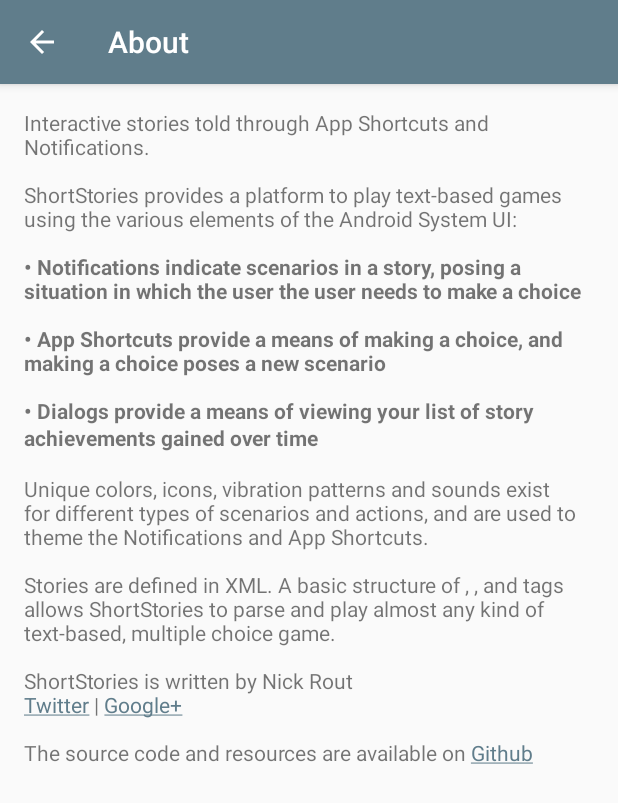
After one commit to ricknout/shortstories, an Android app: the AboutActivity screen opened directly, with no data from a screen before it, on a phone screen of 412 x 824 dp. The commit adds this screen. Shown: the top 803 px of the screen. Run offline under Robolectric (Android 15) with nearby library versions, the phone set to English and light mode, and no system bars; our stand-ins replace data binding.

Commit message:
Add about activity

```diff
--- a/app/src/main/AndroidManifest.xml
+++ b/app/src/main/AndroidManifest.xml
@@ -49,6 +49,10 @@
             android:theme="@android:style/Theme.NoDisplay"
             android:excludeFromRecents="true" />
 
+        <activity
+            android:name=".ui.AboutActivity"
+            android:label="@string/title_about" />
+
     </application>
 
 </manifest>
--- /dev/null
+++ b/app/src/main/java/com/nickrout/shortstories/ui/AboutActivity.java
@@ -0,0 +1,45 @@
+package com.nickrout.shortstories.ui;
+
+import android.databinding.DataBindingUtil;
+import android.os.Bundle;
+import android.support.annotation.Nullable;
+import android.support.v7.app.AppCompatActivity;
+import android.text.Html;
+import android.text.method.LinkMovementMethod;
+import android.view.MenuItem;
+
+import com.nickrout.shortstories.R;
+import com.nickrout.shortstories.databinding.ActivityAboutBinding;
+
+public class AboutActivity extends AppCompatActivity {
+
+    @Override
+    protected void onCreate(@Nullable Bundle savedInstanceState) {
+        super.onCreate(savedInstanceState);
+        ActivityAboutBinding binding = DataBindingUtil.setContentView(this, R.layout.activity_about);
+        getSupportActionBar().setDisplayHomeAsUpEnabled(true);
+        binding.text.setText(Html.fromHtml(getString(R.string.text_about), 0));
+        binding.text.setMovementMethod(LinkMovementMethod.getInstance());
+    }
+
+    @Override
+    public void onBackPressed() {
+        finish();
+    }
+
+    @Override
+    public boolean onOptionsItemSelected(MenuItem item) {
+        switch (item.getItemId()) {
+            case android.R.id.home:
+                finish();
+                return true;
+        }
+        return super.onOptionsItemSelected(item);
+    }
+
+    @Override
+    public void finish() {
+        super.finish();
+        overridePendingTransition(R.anim.slide_in_right, R.anim.slide_out_left);
+    }
+}
--- a/app/src/main/java/com/nickrout/shortstories/util/IntentUtil.java
+++ b/app/src/main/java/com/nickrout/shortstories/util/IntentUtil.java
@@ -6,6 +6,7 @@ import android.content.Intent;
 import android.support.v4.content.IntentCompat;
 import android.util.Log;
 
+import com.nickrout.shortstories.ui.AboutActivity;
 import com.nickrout.shortstories.ui.AddShowScenarioShortcutActivity;
 import com.nickrout.shortstories.model.Choice;
 import com.nickrout.shortstories.ui.QuitStoryActivity;
@@ -80,6 +81,10 @@ public class IntentUtil {
         return quitStoryIntent;
     }
 
+    public static Intent about(Context context) {
+        return new Intent(context, AboutActivity.class);
+    }
+
     public static PendingIntent makePendingIntent(Context context, Intent intent) {
         return PendingIntent.getActivity(context, 0, intent, PendingIntent.FLAG_UPDATE_CURRENT);
     }
--- /dev/null
+++ b/app/src/main/res/anim/slide_in_right.xml
@@ -0,0 +1,10 @@
+<?xml version="1.0" encoding="utf-8"?>
+<set
+    xmlns:android="http://schemas.android.com/apk/res/android"
+    android:duration="@android:integer/config_shortAnimTime" >
+
+    <translate
+        android:fromXDelta="-100%p"
+        android:toXDelta="0" />
+
+</set>
--- /dev/null
+++ b/app/src/main/res/anim/slide_out_left.xml
@@ -0,0 +1,10 @@
+<?xml version="1.0" encoding="utf-8"?>
+<set
+    xmlns:android="http://schemas.android.com/apk/res/android"
+    android:duration="@android:integer/config_shortAnimTime">
+
+    <translate
+        android:fromXDelta="0"
+        android:toXDelta="100%p" />
+
+</set>
--- /dev/null
+++ b/app/src/main/res/layout/activity_about.xml
@@ -0,0 +1,22 @@
+<?xml version="1.0" encoding="utf-8"?>
+<layout
+    xmlns:android="http://schemas.android.com/apk/res/android">
+
+    <ScrollView
+        android:layout_width="match_parent"
+        android:layout_height="match_parent">
+
+        <TextView
+            android:id="@+id/text"
+            android:layout_width="match_parent"
+            android:layout_height="wrap_content"
+            android:textColorHighlight="@color/color_primary"
+            android:textColorLink="@color/color_accent"
+            android:paddingStart="@dimen/padding_horizontal"
+            android:paddingEnd="@dimen/padding_horizontal"
+            android:paddingTop="@dimen/padding_vertical"
+            android:paddingBottom="@dimen/padding_vertical" />
+
+    </ScrollView>
+
+</layout>
--- a/app/src/main/res/layout/activity_main.xml
+++ b/app/src/main/res/layout/activity_main.xml
@@ -21,7 +21,7 @@
             android:layout_width="match_parent"
             android:layout_height="wrap_content"
             android:background="?android:attr/windowBackground"
-            app:menu="@menu/navigation" />
+            app:menu="@menu/menu_navigation" />
 
     </LinearLayout>
 
--- a/app/src/main/res/values/strings.xml
+++ b/app/src/main/res/values/strings.xml
@@ -6,6 +6,7 @@
     <string name="title_settings">Settings</string>
     <string name="title_scenario">Scenario</string>
     <string name="title_achievements">Achievements</string>
+    <string name="title_about">About</string>
     <string name="subtitle_author">Author</string>
     <string name="subtitle_description">Description</string>
     <string name="button_start">Start</string>
@@ -15,5 +16,6 @@
     <string name="shortcut_title_show_scenario">Show scenario</string>
     <string name="shortcut_disabled_message">This choice is no longer available!</string>
     <string name="error_load_story">Failed to load story</string>
+    <string name="text_about"><![CDATA[Interactive stories told through App Shortcuts and Notifications.<br><br>ShortStories provides a platform to play text-based games using the various elements of the Android System UI:<br><br><b>• Notifications indicate scenarios in a story, posing a situation in which the user the user needs to make a choice<br><br>• App Shortcuts provide a means of making a choice, and making a choice poses a new scenario<br><br>• Dialogs provide a means of viewing your list of story achievements gained over time</b><br><br>Unique colors, icons, vibration patterns and sounds exist for different types of scenarios and actions, and are used to theme the Notifications and App Shortcuts.<br><br>Stories are defined in XML. A basic structure of <b<<Story></b>, <b><Choice></b>, <b><Achievement></b> and <b><Finish></b> tags allows ShortStories to parse and play almost any kind of text-based, multiple choice game.<br><br>ShortStories is written by Nick Rout<br><a href="https://twitter.com/ricknout">Twitter</a> | <a href="https://plus.google.com/+NicholasRout">Google+</a><br><br>The source code and resources are available on <a href="https://github.com/nicholasrout/shortstories">Github</a>]]></string>
 
 </resources>
```
Also changed, not shown: app/src/main/java/com/nickrout/shortstories/ui/MainActivity.java (+20 -1 lines), app/src/main/res/anim/slide_in_left.xml (added, +10 -0 lines), app/src/main/res/anim/slide_out_right.xml (added, +10 -0 lines), app/src/main/res/menu/menu_main.xml (added, +11 -0 lines), app/src/main/res/menu/menu_navigation.xml (renamed from app/src/main/res/menu/navigation.xml).
